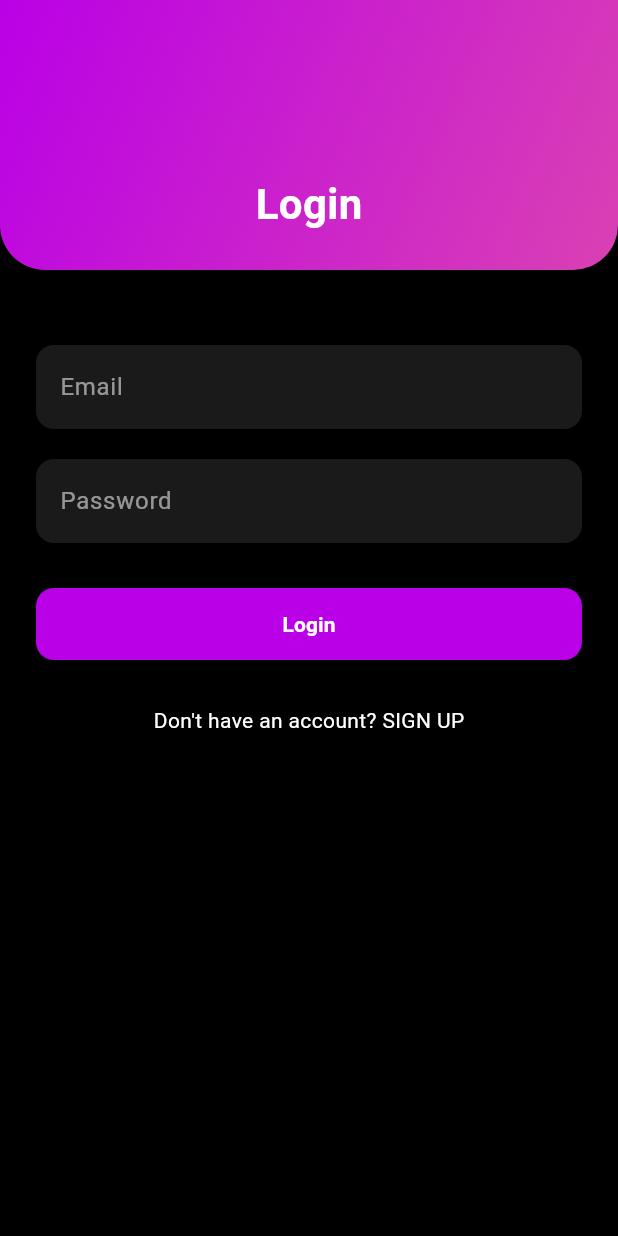
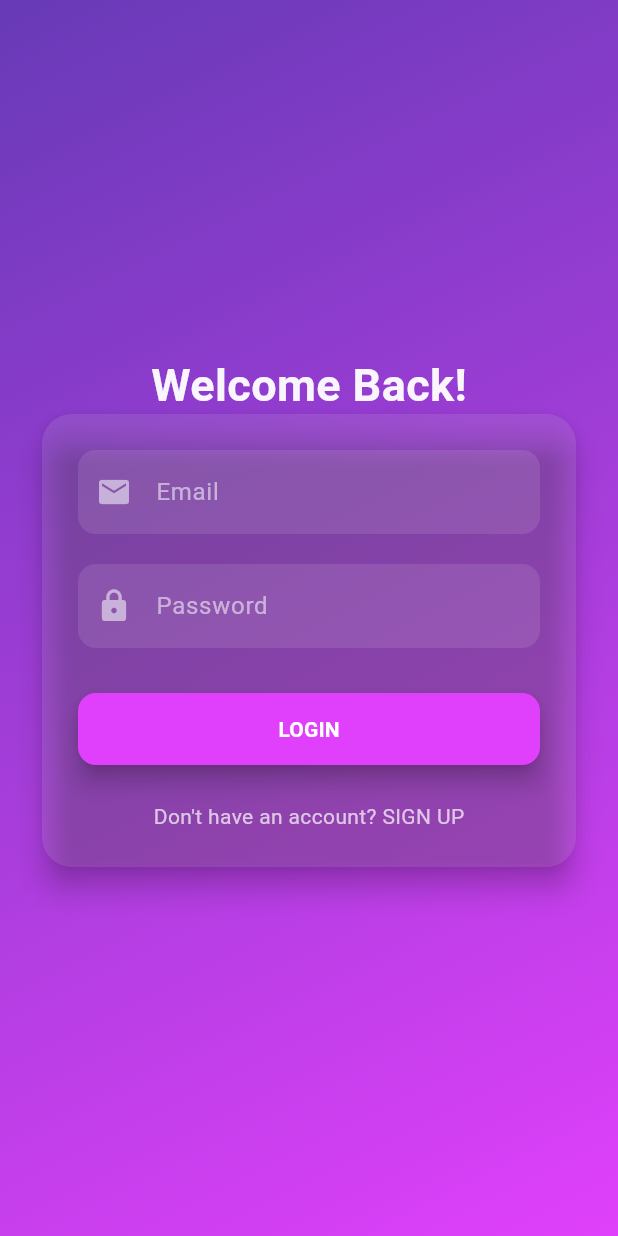
Before and after one commit to VijayKumar-2005/DataBaseApp, a Flutter app: the screen it shows after launch, on a phone screen of 412 x 824 dp. Run offline on Flutter 3.47's test engine with Material 3 defaults, Android fonts, the light colour scheme and no system bars; our stand-ins replace cloud_firestore, firebase_auth, firebase_core, flutter_dotenv, hive, hive_flutter and 3 more; accounts and stored records are empty; generated files the repository leaves out were written again.

Commit message:
Updated the UI and the animation in the Login and the Sign Up page.

```diff
--- a/lib/Screens/login_screen.dart
+++ b/lib/Screens/login_screen.dart
@@ -12,29 +12,39 @@ class LoginPage extends StatefulWidget {
   State<LoginPage> createState() => _LoginPageState();
 }
 
-class _LoginPageState extends State<LoginPage> {
+class _LoginPageState extends State<LoginPage> with SingleTickerProviderStateMixin {
   final AuthService auth = AuthService();
   final TextEditingController _emailController = TextEditingController();
   final TextEditingController _passwordController = TextEditingController();
   final GlobalKey<FormState> _formKey = GlobalKey<FormState>();
   bool isLoading = false;
 
+  late AnimationController _controller;
+  late Animation<double> _fadeIn;
+
+  @override
+  void initState() {
+    super.initState();
+    _controller = AnimationController(
+      duration: const Duration(milliseconds: 1200),
+      vsync: this,
+    );
+    _fadeIn = CurvedAnimation(parent: _controller, curve: Curves.easeIn);
+    _controller.forward();
+  }
+
   Future<void> signin() async {
     setState(() => isLoading = true);
-
     final email = _emailController.text.trim();
     final password = _passwordController.text.trim();
 
     User? user = await auth.signIn(email, password);
-
     setState(() => isLoading = false);
 
     if (user != null) {
       Navigator.pushReplacement(
         context,
-        MaterialPageRoute(
-          builder: (context) => SqlHomePage(apikey: widget.apikey),
-        ),
+        MaterialPageRoute(builder: (context) => SqlHomePage(apikey: widget.apikey)),
       );
     } else {
       ScaffoldMessenger.of(context).showSnackBar(
@@ -45,6 +55,7 @@ class _LoginPageState extends State<LoginPage> {
 
   @override
   void dispose() {
+    _controller.dispose();
     _emailController.dispose();
     _passwordController.dispose();
     super.dispose();
@@ -54,36 +65,46 @@ class _LoginPageState extends State<LoginPage> {
   Widget build(BuildContext context) {
     return Scaffold(
       backgroundColor: Colors.black,
-      body: Column(
+      body: Stack(
         children: [
+          // Background gradient
           Container(
-            height: 180,
-            width: double.infinity,
             decoration: const BoxDecoration(
               gradient: LinearGradient(
-                colors: [Color(0xFFBA00E6), Color(0xFFDA41B3)],
+                colors: [Colors.deepPurple, Colors.purpleAccent],
                 begin: Alignment.topLeft,
                 end: Alignment.bottomRight,
               ),
-              borderRadius: BorderRadius.only(
-                bottomLeft: Radius.circular(30),
-                bottomRight: Radius.circular(30),
             ),
           ),
-            alignment: Alignment.bottomCenter,
-            padding: const EdgeInsets.only(bottom: 24),
-            child: const Text(
-              'Login',
+          FadeTransition(
+            opacity: _fadeIn,
+            child: Center(
+              child: SingleChildScrollView(
+                padding: const EdgeInsets.symmetric(horizontal: 24),
+                child: Column(
+                  children: [
+                    const SizedBox(height: 50),
+                    Hero(
+                      tag: "loginTitle",
+                      child: Text(
+                        'Welcome Back!',
                         style: TextStyle(
-                color: Colors.white,
-                fontSize: 28,
+                          height: 1,
+                          fontSize: 30,
                           fontWeight: FontWeight.bold,
+                          color: Colors.white.withValues(alpha: 0.95),
+                          decoration: TextDecoration.none,
                         ),
                       ),
                     ),
-          const SizedBox(height: 50),
-          Padding(
-            padding: const EdgeInsets.symmetric(horizontal: 24),
+                    // const SizedBox(height: 20),
+                    Card(
+                      color: Colors.white10,
+                      shape: RoundedRectangleBorder(borderRadius: BorderRadius.circular(20)),
+                      elevation: 8,
+                      child: Padding(
+                        padding: const EdgeInsets.all(24),
                         child: Form(
                           key: _formKey,
                           child: Column(
@@ -92,6 +113,7 @@ class _LoginPageState extends State<LoginPage> {
                                 style: const TextStyle(color: Colors.white),
                                 controller: _emailController,
                                 decoration: InputDecoration(
+                                  prefixIcon: const Icon(Icons.email, color: Colors.white54),
                                   hintText: 'Email',
                                   hintStyle: const TextStyle(color: Colors.white54),
                                   filled: true,
@@ -101,8 +123,9 @@ class _LoginPageState extends State<LoginPage> {
                                     borderSide: BorderSide.none,
                                   ),
                                 ),
-                    validator: (value) =>
-                    value != null && value.contains('@') ? null : 'Enter a valid email',
+                                validator: (value) => value != null && value.contains('@')
+                                    ? null
+                                    : 'Enter a valid email',
                               ),
                               const SizedBox(height: 20),
                               TextFormField(
@@ -110,6 +133,7 @@ class _LoginPageState extends State<LoginPage> {
                                 style: const TextStyle(color: Colors.white),
                                 controller: _passwordController,
                                 decoration: InputDecoration(
+                                  prefixIcon: const Icon(Icons.lock, color: Colors.white54),
                                   hintText: 'Password',
                                   hintStyle: const TextStyle(color: Colors.white54),
                                   filled: true,
@@ -129,10 +153,11 @@ class _LoginPageState extends State<LoginPage> {
                                 height: 48,
                                 child: ElevatedButton(
                                   style: ElevatedButton.styleFrom(
-                        backgroundColor: const Color(0xFFBA00E6),
+                                    backgroundColor: Colors.purpleAccent,
                                     shape: RoundedRectangleBorder(
                                       borderRadius: BorderRadius.circular(12),
                                     ),
+                                    elevation: 6,
                                   ),
                                   onPressed: isLoading
                                       ? null
@@ -144,7 +169,7 @@ class _LoginPageState extends State<LoginPage> {
                                   child: isLoading
                                       ? const CircularProgressIndicator(color: Colors.white)
                                       : const Text(
-                        'Login',
+                                    'LOGIN',
                                     style: TextStyle(
                                       color: Colors.white,
                                       fontWeight: FontWeight.bold,
@@ -152,25 +177,20 @@ class _LoginPageState extends State<LoginPage> {
                                   ),
                                 ),
                               ),
-                  const SizedBox(height: 30),
+                              const SizedBox(height: 24),
                               GestureDetector(
                                 onTap: () {
                                   Navigator.pushReplacement(
                                     context,
                                     PageRouteBuilder(
-                          transitionDuration: const Duration(milliseconds: 1000),
+                                      transitionDuration: const Duration(milliseconds: 900),
                                       pageBuilder: (context, animation, secondaryAnimation) =>
                                           SignUp(apikey: widget.apikey),
-                          transitionsBuilder:
-                              (context, animation, secondaryAnimation, child) {
-                            const begin = Offset(1.0, 0.0);
-                            const end = Offset.zero;
-                            const curve = Curves.ease;
-                            var tween = Tween(begin: begin, end: end)
-                                .chain(CurveTween(curve: curve));
-                            var offsetAnimation = animation.drive(tween);
+                                      transitionsBuilder: (context, animation, secondaryAnimation, child) {
+                                        final tween = Tween(begin: const Offset(1.0, 0.0), end: Offset.zero)
+                                            .chain(CurveTween(curve: Curves.easeInOut));
                                         return SlideTransition(
-                              position: offsetAnimation,
+                                          position: animation.drive(tween),
                                           child: child,
                                         );
                                       },
@@ -179,12 +199,17 @@ class _LoginPageState extends State<LoginPage> {
                                 },
                                 child: const Text(
                                   "Don't have an account? SIGN UP",
-                      style: TextStyle(
-                        color: Colors.white,
+                                  style: TextStyle(color: Colors.white70),
+                                ),
+                              ),
+                            ],
                           ),
                         ),
                       ),
+                    ),
+                    const SizedBox(height: 50),
                   ],
+                ),
               ),
             ),
           ),
```
Also changed, not shown: lib/Screens/sign_up.dart (+80 -31 lines). Lines whose indentation alone changed are shown as unchanged.
